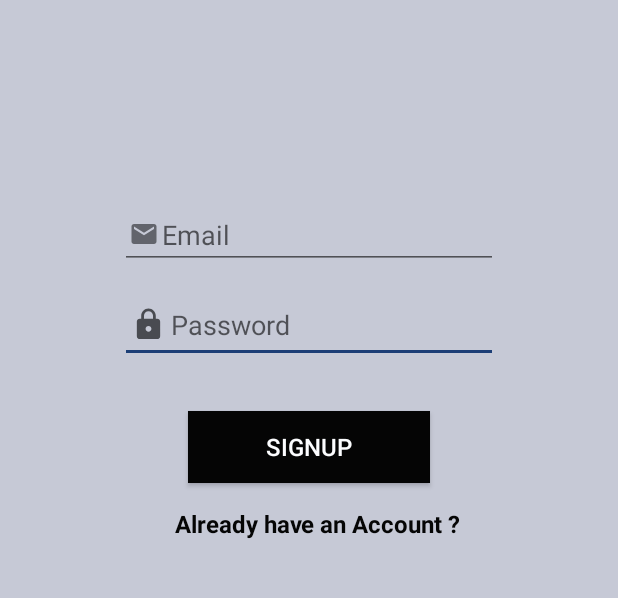
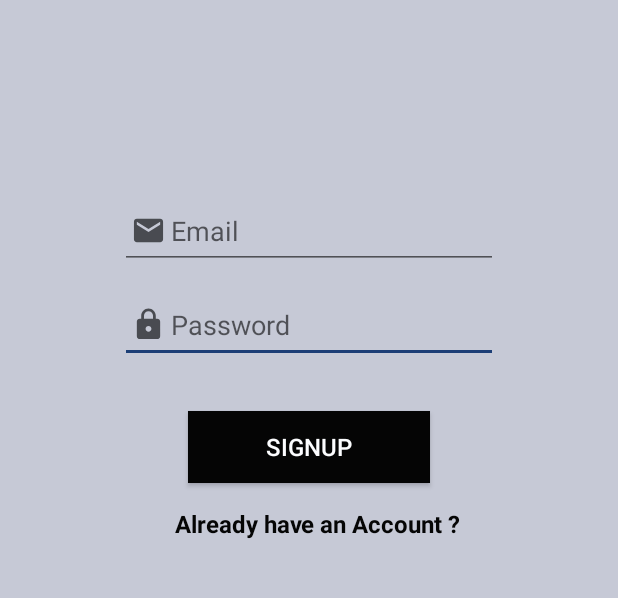
Before and after one commit to KousthubhaKrishna/JChat, an Android app: the SignupActivity screen opened directly, with no data from a screen before it, on a phone screen of 412 x 824 dp, the part 442-1040 px from its top. Run offline under Robolectric (Android 15) with nearby library versions, the light colour scheme and no system bars.

Commit message:
color changes

```diff
--- /dev/null
+++ b/app/src/main/res/drawable-anydpi-v24/ic_stat_name_email.xml
@@ -0,0 +1,13 @@
+<vector xmlns:android="http://schemas.android.com/apk/res/android"
+    android:width="30dp"
+    android:height="30dp"
+    android:viewportWidth="30.886957"
+    android:viewportHeight="30.886957"
+    android:tint="#FF494B51">
+  <group android:translateX="3.4434783"
+      android:translateY="3.4434783">
+      <path
+          android:fillColor="#FF000000"
+          android:pathData="M20,4L4,4c-1.1,0 -1.99,0.9 -1.99,2L2,18c0,1.1 0.9,2 2,2h16c1.1,0 2,-0.9 2,-2L22,6c0,-1.1 -0.9,-2 -2,-2zM20,8l-8,5 -8,-5L4,6l8,5 8,-5v2z"/>
+  </group>
+</vector>
--- a/app/src/main/res/drawable-anydpi/ic_action_name_email.xml
+++ /dev/null
@@ -1,14 +0,0 @@
-<vector xmlns:android="http://schemas.android.com/apk/res/android"
-    android:width="24dp"
-    android:height="24dp"
-    android:viewportWidth="28.8"
-    android:viewportHeight="28.8"
-    android:tint="#FF494B51"
-    android:alpha="0.8">
-  <group android:translateX="2.4"
-      android:translateY="2.4">
-      <path
-          android:fillColor="#000000"
-          android:pathData="M20,4L4,4c-1.1,0 -1.99,0.9 -1.99,2L2,18c0,1.1 0.9,2 2,2h16c1.1,0 2,-0.9 2,-2L22,6c0,-1.1 -0.9,-2 -2,-2zM20,8l-8,5 -8,-5L4,6l8,5 8,-5v2z"/>
-  </group>
-</vector>
--- a/app/src/main/res/layout/activity_signup.xml
+++ b/app/src/main/res/layout/activity_signup.xml
@@ -80,7 +80,7 @@
         android:layout_marginEnd="80dp"
         android:layout_marginRight="80dp"
         android:layout_marginBottom="350dp"
-        android:drawableStart="@drawable/ic_action_name_email"
+        android:drawableStart="@drawable/ic_stat_name_email"
         android:ems="10"
         android:hint="Email"
         android:inputType="textEmailAddress"
```
